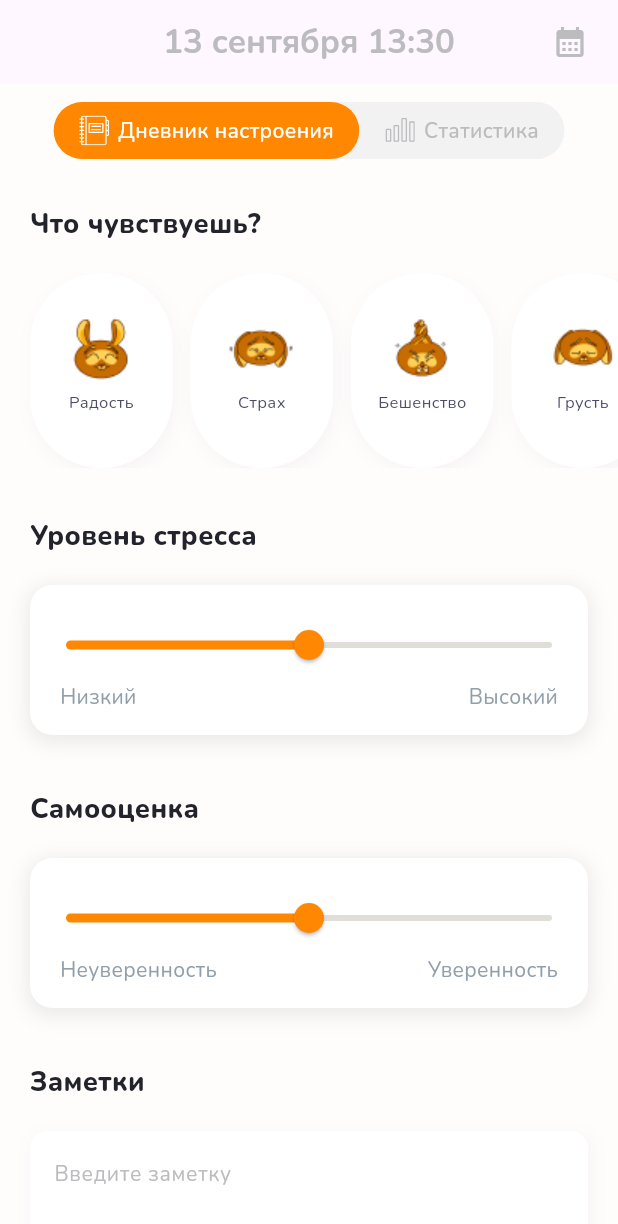
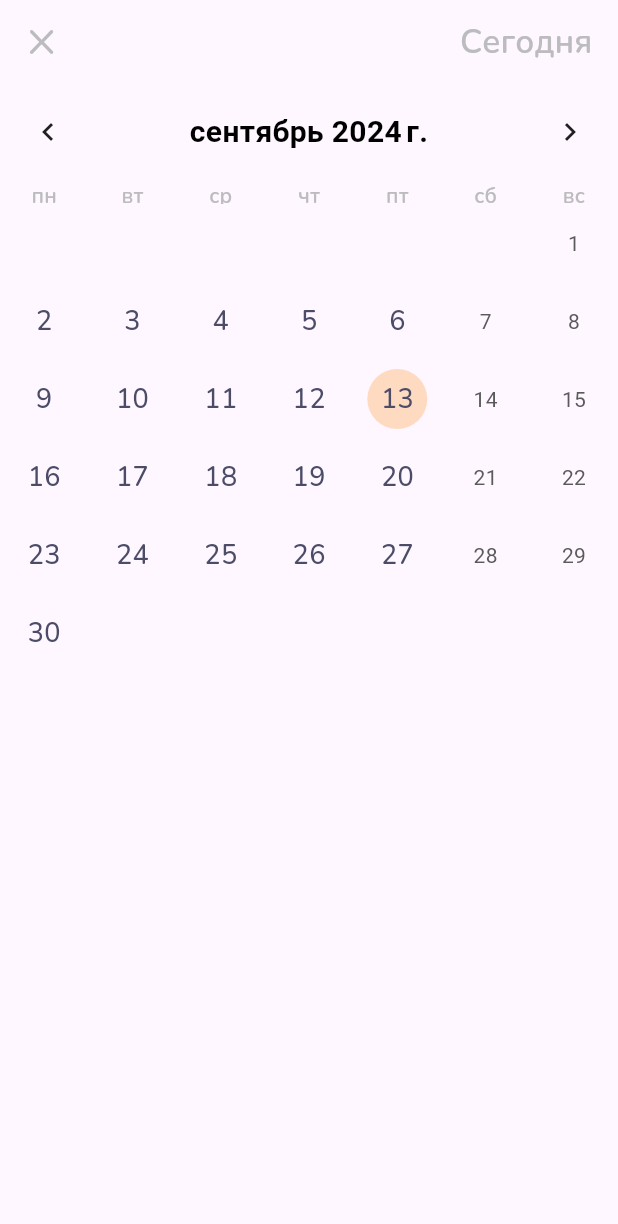
Before and after one commit to abdalrahman2020/test_application, a Flutter app: the screen it shows after launch, after a tap on the "calendar month" icon, on a phone screen of 412 x 824 dp. Shown: the top 1224 px of the screen. Run offline on Flutter 3.47's test engine with Material 3 defaults, Android fonts, the phone set to English and light mode, and no system bars; drawn by our look-alikes of syncfusion_flutter_sliders, table_calendar; our stand-ins replace flutter_svg, google_fonts; missing offline and left inert: syncfusion_flutter_core.

Commit message:
add statemanage and calendar

```diff
--- /dev/null
+++ b/lib/pages/calendar/calendar.dart
@@ -0,0 +1 @@
+export 'view/view.dart';
--- /dev/null
+++ b/lib/pages/calendar/view/calendar_page.dart
@@ -0,0 +1,143 @@
+import 'dart:ui';
+
+import 'package:flutter/material.dart';
+import 'package:flutter/widgets.dart';
+import 'package:flutter_svg/svg.dart';
+import 'package:google_fonts/google_fonts.dart';
+import 'package:table_calendar/table_calendar.dart';
+
+class CalendarPage extends StatefulWidget {
+  const CalendarPage({super.key});
+
+  @override
+  _CalendarPageState createState() => _CalendarPageState();
+}
+
+class _CalendarPageState extends State<CalendarPage> {
+  final CalendarFormat _calendarFormat = CalendarFormat.month;
+  DateTime _focusedDay = DateTime.now();
+  DateTime? _selectedDay;
+
+  @override
+  Widget build(BuildContext context) {
+    return Scaffold(
+      appBar: AppBar(
+        backgroundColor: Colors.transparent,
+        elevation: 0,
+        leading: IconButton(
+          icon: SvgPicture.asset('assets/icons/close.svg', color: const Color.fromRGBO(188, 188, 191, 1)),
+          onPressed: () {
+            Navigator.pop(context);
+          },
+        ),
+        centerTitle: true,
+        actions: [
+          TextButton(
+            onPressed: () {
+              setState(() {
+                _focusedDay = DateTime.now();
+                _selectedDay = DateTime.now();
+              });
+            },
+            child: Text(
+              'Сегодня',
+              style: GoogleFonts.nunito(
+                  textStyle: const TextStyle(
+                color: Color.fromRGBO(188, 188, 191, 1),
+                fontSize: 22,
+                fontWeight: FontWeight.w600,
+              )),
+            ),
+          ),
+          const SizedBox(width: 5),
+        ],
+      ),
+      body: Column(
+        children: [
+          Expanded(
+            child: TableCalendar(
+              headerVisible: true,
+              daysOfWeekVisible: true,
+              pageJumpingEnabled: false,
+              pageAnimationEnabled: true,
+              sixWeekMonthsEnforced: false,
+              shouldFillViewport: false,
+              weekNumbersVisible: false,
+              locale: 'ru_RU',
+              firstDay: DateTime.utc(2020, 1, 1),
+              lastDay: DateTime.utc(2030, 12, 31),
+              focusedDay: _focusedDay,
+              selectedDayPredicate: (day) {
+                return isSameDay(_selectedDay, day);
+              },
+              onDaySelected: (selectedDay, focusedDay) {
+                setState(() {
+                  _selectedDay = selectedDay;
+                  _focusedDay = focusedDay;
+                });
+              },
+              calendarFormat: CalendarFormat.month,
+              headerStyle: const HeaderStyle(
+                formatButtonVisible: false,
+                titleCentered: true,
+                titleTextStyle: TextStyle(
+                  color: Colors.black,
+                  fontWeight: FontWeight.bold,
+                  fontSize: 20,
+                ),
+              ),
+              calendarStyle: CalendarStyle(
+                selectedTextStyle: GoogleFonts.nunito(
+                  textStyle: const TextStyle(
+                    color: Color.fromRGBO(76, 76, 105, 1),
+                    fontSize: 18,
+                    fontWeight: FontWeight.w500,
+                  ),
+                ),
+                defaultTextStyle: GoogleFonts.nunito(
+                  textStyle: const TextStyle(
+                    color: Color.fromRGBO(76, 76, 105, 1),
+                    fontSize: 18,
+                    fontWeight: FontWeight.w500,
+                  ),
+                ),
+                todayTextStyle: GoogleFonts.nunito(
+                  textStyle: const TextStyle(
+                    color: Color.fromRGBO(76, 76, 105, 1),
+                    fontSize: 18,
+                    fontWeight: FontWeight.w500,
+                  ),
+                ),
+                todayDecoration: const BoxDecoration(
+                  color: Color.fromRGBO(255, 135, 2, 0.25),
+                  shape: BoxShape.circle,
+                ),
+                selectedDecoration: const BoxDecoration(
+                  color: Color.fromRGBO(242, 28, 28, 0.235),
+                  shape: BoxShape.circle,
+                ),
+                outsideDaysVisible: false,
+                outsideDecoration: const BoxDecoration(
+                  color: Colors.transparent,
+                ),
+              ),
+              startingDayOfWeek: StartingDayOfWeek.monday,
+              daysOfWeekStyle: DaysOfWeekStyle(
+                weekendStyle: GoogleFonts.nunito(
+                    textStyle: const TextStyle(
+                  color: Color.fromRGBO(188, 188, 191, 1),
+                  fontWeight: FontWeight.w600,
+                )),
+                weekdayStyle: GoogleFonts.nunito(
+                    textStyle: const TextStyle(
+                  color: Color.fromRGBO(188, 188, 191, 1),
+                  fontWeight: FontWeight.w600,
+                )),
+              ),
+            ),
+          ),
+        ],
+      ),
+    );
+  }
+}
--- /dev/null
+++ b/lib/pages/calendar/view/view.dart
@@ -0,0 +1 @@
+export 'calendar_page.dart';
--- a/lib/pages/home/components/base_slider.dart
+++ b/lib/pages/home/components/base_slider.dart
@@ -4,8 +4,14 @@ import 'package:syncfusion_flutter_core/theme.dart';
 import 'package:syncfusion_flutter_sliders/sliders.dart';
 
 class BaseSlider extends StatefulWidget {
-  const BaseSlider({super.key, required this.firstValue, required this.secondValue, required this.title});
-
+  const BaseSlider({
+    super.key,
+    required this.firstValue,
+    required this.secondValue,
+    required this.title,
+    required this.isEmotionSelected,
+  });
+  final bool isEmotionSelected;
   final String firstValue;
   final String secondValue;
   final String title;
@@ -55,25 +61,33 @@ class _BaseSliderState extends State<BaseSlider> {
               const SizedBox(height: 16),
               SizedBox(
                 width: double.infinity,
+                child: Expanded(
                   child: SfSliderTheme(
-                  data: const SfSliderThemeData(
+                    data: SfSliderThemeData(
+                      disabledActiveTrackColor: widget.isEmotionSelected
+                          ? const Color.fromRGBO(255, 135, 2, 1)
+                          : const Color.fromRGBO(225, 221, 216, 1),
                       thumbRadius: 12,
-                    tickOffset: Offset(0, -22),
-                    tickSize: Size(2, 8),
-                    activeTickColor: Color.fromRGBO(255, 135, 2, 1),
+                      tickOffset: const Offset(0, -22),
+                      tickSize: const Size(2, 8),
+                      activeTickColor: widget.isEmotionSelected
+                          ? const Color.fromRGBO(255, 135, 2, 1)
+                          : const Color.fromRGBO(225, 221, 216, 1),
                     ),
                     child: SfSlider(
                       min: 0,
                       max: 5.0,
                       stepSize: 1,
-                    value: currentSliderValue,
+                      value: widget.isEmotionSelected ? currentSliderValue : 2.5,
                       interval: 1,
                       showTicks: true,
-                    onChanged: (dynamic value) {
+                      onChanged: widget.isEmotionSelected
+                          ? (dynamic value) {
                               setState(() {
                                 currentSliderValue = value;
                               });
-                    },
+                            }
+                          : null,
                       thumbIcon: Container(
                         width: 24,
                         height: 24,
@@ -91,15 +105,20 @@ class _BaseSliderState extends State<BaseSlider> {
                           child: Container(
                             width: 12,
                             height: 12,
-                          decoration: const BoxDecoration(
-                            color: Color.fromRGBO(255, 135, 2, 1),
+                            decoration: BoxDecoration(
+                              color: widget.isEmotionSelected
+                                  ? const Color.fromRGBO(255, 135, 2, 1)
+                                  : const Color.fromRGBO(225, 221, 216, 1),
                               shape: BoxShape.circle,
                             ),
                           ),
                         ),
                       ),
-                    activeColor: const Color.fromRGBO(255, 135, 2, 1),
+                      activeColor: widget.isEmotionSelected
+                          ? const Color.fromRGBO(255, 135, 2, 1)
+                          : const Color.fromRGBO(225, 221, 216, 1),
                       inactiveColor: const Color.fromRGBO(225, 221, 216, 1),
+                    ),
                   ),
                 ),
               ),
--- a/lib/pages/home/components/notes_text_field.dart
+++ b/lib/pages/home/components/notes_text_field.dart
@@ -1,8 +1,25 @@
 import 'package:flutter/material.dart';
 import 'package:google_fonts/google_fonts.dart';
 
-class NotesTextField extends StatelessWidget {
-  const NotesTextField({super.key});
+class NotesTextField extends StatefulWidget {
+  const NotesTextField({super.key, required this.onTextChange});
+
+  final ValueChanged<bool> onTextChange;
+
+  @override
+  _NotesTextFieldState createState() => _NotesTextFieldState();
+}
+
+class _NotesTextFieldState extends State<NotesTextField> {
+  final TextEditingController _controller = TextEditingController();
+
+  @override
+  void initState() {
+    super.initState();
+    _controller.addListener(() {
+      widget.onTextChange(_controller.text.isEmpty);
+    });
+  }
 
   @override
   Widget build(BuildContext context) {
@@ -32,6 +49,7 @@ class NotesTextField extends StatelessWidget {
               ],
             ),
             child: TextField(
+              controller: _controller,
               cursorColor: Colors.black,
               style: GoogleFonts.nunito(
                   textStyle: const TextStyle(
--- a/lib/pages/home/components/row_emotion_list.dart
+++ b/lib/pages/home/components/row_emotion_list.dart
@@ -1,9 +1,10 @@
 import 'package:flutter/material.dart';
-import 'package:flutter/widgets.dart';
 import 'package:test_application/pages/home/components/components.dart';
 
 class RowEmotionList extends StatefulWidget {
-  const RowEmotionList({super.key});
+  final ValueChanged<bool> onEmotionSelected;
+
+  const RowEmotionList({super.key, required this.onEmotionSelected});
 
   @override
   _RowEmotionListState createState() => _RowEmotionListState();
@@ -65,6 +66,7 @@ class _RowEmotionListState extends State<RowEmotionList> {
         _selectedEmotionIndices.add(index);
         _lastSelectedEmotionIndex = index;
       }
+      widget.onEmotionSelected(_lastSelectedEmotionIndex != null);
     });
   }
 
--- a/lib/pages/home/components/save_button.dart
+++ b/lib/pages/home/components/save_button.dart
@@ -1,10 +1,14 @@
 import 'package:flutter/material.dart';
 
 class SaveButton extends StatelessWidget {
-  const SaveButton({super.key});
+  const SaveButton({super.key, required this.isEmotionSelected, required this.isNotesTextFieldNotEmpty});
 
+  final bool isEmotionSelected;
+  final bool isNotesTextFieldNotEmpty;
   @override
   Widget build(BuildContext context) {
+    bool isTrue = false;
+    isEmotionSelected && !isNotesTextFieldNotEmpty ? isTrue = true : isTrue = false;
     return Padding(
       padding: const EdgeInsets.symmetric(horizontal: 20),
       child: ElevatedButton(
@@ -13,18 +17,18 @@ class SaveButton extends StatelessWidget {
             borderRadius: BorderRadius.circular(69),
           ),
           backgroundColor: const Color.fromRGBO(255, 135, 2, 1),
+          disabledBackgroundColor: const Color.fromRGBO(242, 242, 242, 1),
         ),
-        onPressed: () {},
-        child: const Padding(
-          padding: EdgeInsets.symmetric(vertical: 10),
+        onPressed: isTrue ? () {} : null,
+        child: Padding(
+          padding: const EdgeInsets.symmetric(vertical: 10),
           child: Center(
               child: Text('Сохранить',
                   style: TextStyle(
-                    fontSize: 20,
-                    fontWeight: FontWeight.w400,
-                    letterSpacing: -0.5,
-                    color: Colors.white,
-                  ))),
+                      fontSize: 20,
+                      fontWeight: FontWeight.w400,
+                      letterSpacing: -0.5,
+                      color: isTrue ? Colors.white : const Color.fromRGBO(188, 188, 191, 1)))),
         ),
       ),
     );
--- a/lib/pages/home/view/home_page.dart
+++ b/lib/pages/home/view/home_page.dart
@@ -1,10 +1,9 @@
 import 'package:flutter/material.dart';
-import 'package:flutter/widgets.dart';
 import 'package:google_fonts/google_fonts.dart';
 import 'package:intl/intl.dart';
 import 'dart:async';
 import 'package:intl/date_symbol_data_local.dart';
-
+import 'package:test_application/pages/calendar/calendar.dart';
 import 'package:test_application/pages/home/components/components.dart';
 
 class HomePage extends StatefulWidget {
@@ -17,6 +16,8 @@ class HomePage extends StatefulWidget {
 class _HomePageState extends State<HomePage> {
   late Timer _timer;
   String _currentDateTime = '';
+  bool _isEmotionSelected = false;
+  bool _isNotesTextFieldEmpty = true;
 
   void _updateDateTime() {
     setState(() {
@@ -39,16 +40,33 @@ class _HomePageState extends State<HomePage> {
     super.dispose();
   }
 
+  void _onEmotionSelected(bool isSelected) {
+    setState(() {
+      _isEmotionSelected = isSelected;
+    });
+  }
+
+  void _onNotesTextChanged(bool isEmpty) {
+    setState(() {
+      _isNotesTextFieldEmpty = isEmpty;
+    });
+  }
+
   @override
   Widget build(BuildContext context) {
     return Scaffold(
       backgroundColor: const Color.fromRGBO(255, 253, 252, 1),
       appBar: AppBar(
-        surfaceTintColor: Colors.white,
+        backgroundColor: const Color.fromRGBO(255, 253, 252, 1),
         centerTitle: true,
         actions: [
           InkWell(
-              onTap: () {},
+              onTap: () {
+                Navigator.push(
+                  context,
+                  MaterialPageRoute(builder: (context) => const CalendarPage()),
+                );
+              },
               child: const Icon(
                 Icons.calendar_month,
                 color: Color.fromRGBO(188, 188, 191, 1),
@@ -69,28 +87,21 @@ class _HomePageState extends State<HomePage> {
           crossAxisAlignment: CrossAxisAlignment.start,
           children: [
             const SizedBox(height: 12),
-            const ToggleButtonHeading(),
-            const SizedBox(height: 30),
-            Padding(
-              padding: const EdgeInsets.only(left: 20),
-              child: Text(
-                'Что чувствуешь?',
-                style: GoogleFonts.nunito(
-                    textStyle: const TextStyle(
-                  fontSize: 18,
-                  fontWeight: FontWeight.w800,
-                  color: Color.fromRGBO(35, 35, 43, 1),
-                )),
-              ),
-            ),
+            RowEmotionList(onEmotionSelected: _onEmotionSelected),
             const SizedBox(height: 20),
-            const RowEmotionList(),
-            const SizedBox(height: 12),
-            const BaseSlider(title: 'Уровень стресса', firstValue: 'Низкий', secondValue: 'Высокий'),
-            const BaseSlider(title: 'Самооценка', firstValue: 'Неуверенность', secondValue: 'Уверенность'),
-            const NotesTextField(),
+            BaseSlider(
+                title: 'Уровень стресса',
+                firstValue: 'Низкий',
+                secondValue: 'Высокий',
+                isEmotionSelected: _isEmotionSelected),
+            BaseSlider(
+                title: 'Самооценка',
+                firstValue: 'Неуверенность',
+                secondValue: 'Уверенность',
+                isEmotionSelected: _isEmotionSelected),
+            NotesTextField(onTextChange: _onNotesTextChanged),
             const SizedBox(height: 36),
-            const SaveButton(),
+            SaveButton(isEmotionSelected: _isEmotionSelected, isNotesTextFieldNotEmpty: _isNotesTextFieldEmpty),
             const SizedBox(height: 24),
           ],
         ),
--- a/pubspec.yaml
+++ b/pubspec.yaml
@@ -36,6 +36,7 @@ dependencies:
   syncfusion_flutter_sliders: ^26.2.14
   syncfusion_flutter_core: ^26.2.14
   shared_preferences: ^2.3.2
+  table_calendar: ^3.1.2
   # The following adds the Cupertino Icons font to your application.
   # Use with the CupertinoIcons class for iOS style icons.
   cupertino_icons: ^1.0.6
```
Also changed, not shown: assets/icons/close.svg (added), pubspec.lock, 1 other file. Lines whose indentation alone changed are shown as unchanged.
